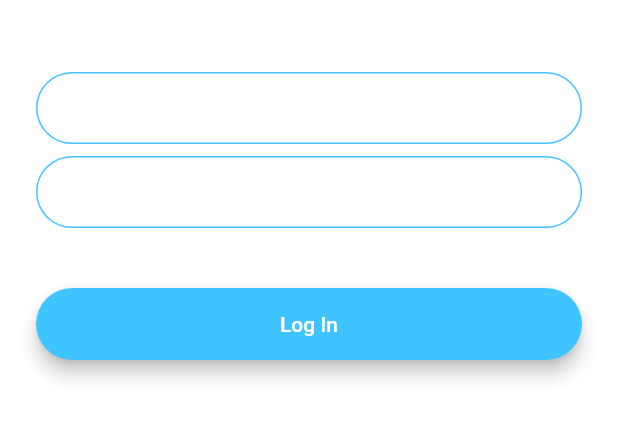
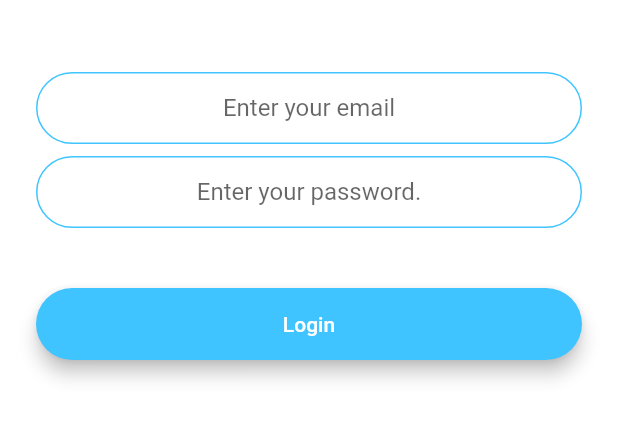
Before and after one commit to FXschwartz/flash-chat, a Flutter app: the screen it shows after launch, after a tap on "Log In", on a phone screen of 412 x 824 dp, the part 576-1018 px from its top. Run offline on Flutter 3.47's test engine with Material 2 defaults, Android fonts, the phone set to English and light mode, and no system bars; our stand-ins replace animated_text_kit, cloud_firestore, firebase_auth, firebase_core, modal_progress_hud; accounts and stored records are empty.

Commit message:
Setup login/logout auth functionality & saving new messages with firebase.

```diff
--- /dev/null
+++ b/lib/components/long_action_button.dart
@@ -0,0 +1,31 @@
+import 'package:flutter/material.dart';
+
+class LongActionButton extends StatelessWidget {
+  LongActionButton({this.title, this.color, this.onPressAction});
+
+  final String title;
+  final Color color;
+  final Function onPressAction;
+  @override
+  Widget build(BuildContext context) {
+    return Padding(
+      padding: EdgeInsets.symmetric(vertical: 16.0),
+      child: Material(
+        elevation: 5.0,
+        color: color,
+        borderRadius: BorderRadius.circular(30.0),
+        child: MaterialButton(
+          onPressed: onPressAction,
+          minWidth: 200.0,
+          height: 42.0,
+          child: Text(
+            title,
+            style: TextStyle(
+              color: Colors.white,
+            ),
+          ),
+        ),
+      ),
+    );
+  }
+}
--- a/lib/constants.dart
+++ b/lib/constants.dart
@@ -17,3 +17,19 @@ const kMessageContainerDecoration = BoxDecoration(
     top: BorderSide(color: Colors.lightBlueAccent, width: 2.0),
   ),
 );
+
+const kTextFieldDecoration = InputDecoration(
+  hintText: '',
+  contentPadding: EdgeInsets.symmetric(vertical: 10.0, horizontal: 20.0),
+  border: OutlineInputBorder(
+    borderRadius: BorderRadius.all(Radius.circular(32.0)),
+  ),
+  enabledBorder: OutlineInputBorder(
+    borderSide: BorderSide(color: Colors.lightBlueAccent, width: 1.0),
+    borderRadius: BorderRadius.all(Radius.circular(32.0)),
+  ),
+  focusedBorder: OutlineInputBorder(
+    borderSide: BorderSide(color: Colors.lightBlueAccent, width: 2.0),
+    borderRadius: BorderRadius.all(Radius.circular(32.0)),
+  ),
+);
--- a/lib/main.dart
+++ b/lib/main.dart
@@ -3,24 +3,22 @@ import 'package:flash_chat/screens/welcome_screen.dart';
 import 'package:flash_chat/screens/login_screen.dart';
 import 'package:flash_chat/screens/registration_screen.dart';
 import 'package:flash_chat/screens/chat_screen.dart';
-
-import 'screens/chat_screen.dart';
+import 'package:firebase_core/firebase_core.dart';
 import 'screens/chat_screen.dart';
 import 'screens/login_screen.dart';
 import 'screens/registration_screen.dart';
 import 'screens/welcome_screen.dart';
 
-void main() => runApp(FlashChat());
+void main() async {
+  WidgetsFlutterBinding.ensureInitialized();
+  await Firebase.initializeApp();
+  runApp(FlashChat());
+}
 
 class FlashChat extends StatelessWidget {
   @override
   Widget build(BuildContext context) {
     return MaterialApp(
-      theme: ThemeData.dark().copyWith(
-        textTheme: TextTheme(
-          body1: TextStyle(color: Colors.black54),
-        ),
-      ),
       home: WelcomeScreen(),
       initialRoute: WelcomeScreen.id,
       routes: {
--- a/lib/screens/login_screen.dart
+++ b/lib/screens/login_screen.dart
@@ -1,4 +1,9 @@
 import 'package:flutter/material.dart';
+import '../components/long_action_button.dart';
+import '../constants.dart';
+import 'package:firebase_auth/firebase_auth.dart' as firebase;
+import 'chat_screen.dart';
+import 'package:modal_progress_hud/modal_progress_hud.dart';
 
 class LoginScreen extends StatefulWidget {
   static const String id = 'login_screen';
@@ -7,11 +12,17 @@ class LoginScreen extends StatefulWidget {
 }
 
 class _LoginScreenState extends State<LoginScreen> {
+  final _auth = firebase.FirebaseAuth.instance;
+  bool showSpinner = false;
+  String email;
+  String password;
   @override
   Widget build(BuildContext context) {
     return Scaffold(
       backgroundColor: Colors.white,
-      body: Padding(
+      body: ModalProgressHUD(
+        inAsyncCall: showSpinner,
+        child: Padding(
           padding: EdgeInsets.symmetric(horizontal: 24.0),
           child: Column(
             mainAxisAlignment: MainAxisAlignment.center,
@@ -28,76 +39,54 @@ class _LoginScreenState extends State<LoginScreen> {
                 height: 48.0,
               ),
               TextField(
+                textAlign: TextAlign.center,
+                keyboardType: TextInputType.emailAddress,
                 onChanged: (value) {
-                //Do something with the user input.
+                  email = value;
                 },
-              decoration: InputDecoration(
+                decoration: kTextFieldDecoration.copyWith(
                   hintText: 'Enter your email',
-                contentPadding:
-                    EdgeInsets.symmetric(vertical: 10.0, horizontal: 20.0),
-                border: OutlineInputBorder(
-                  borderRadius: BorderRadius.all(Radius.circular(32.0)),
-                ),
-                enabledBorder: OutlineInputBorder(
-                  borderSide:
-                      BorderSide(color: Colors.lightBlueAccent, width: 1.0),
-                  borderRadius: BorderRadius.all(Radius.circular(32.0)),
-                ),
-                focusedBorder: OutlineInputBorder(
-                  borderSide:
-                      BorderSide(color: Colors.lightBlueAccent, width: 2.0),
-                  borderRadius: BorderRadius.all(Radius.circular(32.0)),
-                ),
                 ),
               ),
               SizedBox(
                 height: 8.0,
               ),
               TextField(
+                textAlign: TextAlign.center,
+                obscureText: true,
                 onChanged: (value) {
-                //Do something with the user input.
+                  password = value;
                 },
-              decoration: InputDecoration(
+                decoration: kTextFieldDecoration.copyWith(
                   hintText: 'Enter your password.',
-                contentPadding:
-                    EdgeInsets.symmetric(vertical: 10.0, horizontal: 20.0),
-                border: OutlineInputBorder(
-                  borderRadius: BorderRadius.all(Radius.circular(32.0)),
-                ),
-                enabledBorder: OutlineInputBorder(
-                  borderSide:
-                      BorderSide(color: Colors.lightBlueAccent, width: 1.0),
-                  borderRadius: BorderRadius.all(Radius.circular(32.0)),
-                ),
-                focusedBorder: OutlineInputBorder(
-                  borderSide:
-                      BorderSide(color: Colors.lightBlueAccent, width: 2.0),
-                  borderRadius: BorderRadius.all(Radius.circular(32.0)),
-                ),
                 ),
               ),
               SizedBox(
                 height: 24.0,
               ),
-            Padding(
-              padding: EdgeInsets.symmetric(vertical: 16.0),
-              child: Material(
+              LongActionButton(
+                title: 'Login',
                 color: Colors.lightBlueAccent,
-                borderRadius: BorderRadius.all(Radius.circular(30.0)),
-                elevation: 5.0,
-                child: MaterialButton(
-                  onPressed: () {
-                    //Implement login functionality.
+                onPressAction: () async {
+                  setState(() {
+                    showSpinner = true;
+                  });
+                  try {
+                    final loggedInUser = await _auth.signInWithEmailAndPassword(
+                        email: email, password: password);
+                    if (loggedInUser != null) {
+                      Navigator.pushNamed(context, ChatScreen.id);
+                    }
+                    setState(() {
+                      showSpinner = false;
+                    });
+                  } catch (e) {
+                    print(e);
+                  }
                 },
-                  minWidth: 200.0,
-                  height: 42.0,
-                  child: Text(
-                    'Log In',
-                  ),
-                ),
-              ),
               ),
             ],
+          ),
         ),
       ),
     );
--- a/lib/screens/welcome_screen.dart
+++ b/lib/screens/welcome_screen.dart
@@ -2,6 +2,8 @@ import 'package:flutter/material.dart';
 
 import 'login_screen.dart';
 import 'registration_screen.dart';
+import 'package:animated_text_kit/animated_text_kit.dart';
+import '../components/long_action_button.dart';
 
 class WelcomeScreen extends StatefulWidget {
   static const String id = 'welcome_screen';
@@ -17,33 +19,30 @@ class _WelcomeScreenState extends State<WelcomeScreen>
 
   @override
   void initState() {
-    // TODO: implement initState
     super.initState();
     controller = AnimationController(
       duration: Duration(seconds: 1),
       vsync: this,
     );
-    animation = CurvedAnimation(parent: controller, curve: Curves.decelerate);
+    animation = ColorTween(begin: Colors.blueGrey, end: Colors.white)
+        .animate(controller);
     controller.forward();
-
-    animation.addStatusListener((status) {
-      if (status == AnimationStatus.completed) {
-        controller.reverse(from: 1.0);
-      } else if (status == AnimationStatus.dismissed) {
-        controller.forward();
-      }
-    });
-
     controller.addListener(() {
       setState(() {});
-      print(animation.value);
     });
+  }
+
+  @override
+  void dispose() {
+    // TODO: implement dispose
+    controller.dispose();
+    super.dispose();
   }
 
   @override
   Widget build(BuildContext context) {
     return Scaffold(
-      backgroundColor: Colors.white,
+      backgroundColor: animation.value,
       body: Padding(
         padding: EdgeInsets.symmetric(horizontal: 24.0),
         child: Column(
@@ -56,12 +55,13 @@ class _WelcomeScreenState extends State<WelcomeScreen>
                   tag: 'logo',
                   child: Container(
                     child: Image.asset('images/logo.png'),
-                    height: animation.value * 100,
+                    height: 60.0,
                   ),
                 ),
-                Text(
-                  'Flash Chat',
-                  style: TextStyle(
+                TypewriterAnimatedTextKit(
+                  speed: Duration(milliseconds: 300),
+                  text: ['Flash Chat'],
+                  textStyle: TextStyle(
                     fontSize: 45.0,
                     fontWeight: FontWeight.w900,
                   ),
@@ -71,41 +71,19 @@ class _WelcomeScreenState extends State<WelcomeScreen>
             SizedBox(
               height: 48.0,
             ),
-            Padding(
-              padding: EdgeInsets.symmetric(vertical: 16.0),
-              child: Material(
-                elevation: 5.0,
-                color: Colors.lightBlueAccent,
-                borderRadius: BorderRadius.circular(30.0),
-                child: MaterialButton(
-                  onPressed: () {
-                    Navigator.pushNamed(context, LoginScreen.id);
-                  },
-                  minWidth: 200.0,
-                  height: 42.0,
-                  child: Text(
-                    'Log In',
-                  ),
-                ),
-              ),
+            LongActionButton(
+              onPressAction: () {
+                Navigator.pushNamed(context, LoginScreen.id);
+              },
+              title: 'Log In',
+              color: Colors.lightBlueAccent,
             ),
-            Padding(
-              padding: EdgeInsets.symmetric(vertical: 16.0),
-              child: Material(
-                color: Colors.blueAccent,
-                borderRadius: BorderRadius.circular(30.0),
-                elevation: 5.0,
-                child: MaterialButton(
-                  onPressed: () {
-                    Navigator.pushNamed(context, RegistrationScreen.id);
-                  },
-                  minWidth: 200.0,
-                  height: 42.0,
-                  child: Text(
-                    'Register',
-                  ),
-                ),
-              ),
+            LongActionButton(
+              onPressAction: () {
+                Navigator.pushNamed(context, RegistrationScreen.id);
+              },
+              title: 'Register',
+              color: Colors.lightBlue,
             ),
           ],
         ),
--- a/pubspec.yaml
+++ b/pubspec.yaml
@@ -11,6 +11,12 @@ dependencies:
     sdk: flutter
 
   cupertino_icons: ^0.1.2
+  animated_text_kit: ^2.2.0
+  firebase_core: ^0.5.0
+  firebase_auth: ^0.18.0+1
+  cloud_firestore: ^0.14.0+2
+  modal_progress_hud: ^0.1.3
+
 
 dev_dependencies:
   flutter_test:
```
Also changed, not shown: lib/screens/chat_screen.dart (+47 -3 lines), lib/screens/registration_screen.dart (+42 -48 lines), pubspec.lock, 4 other files. Lines whose indentation alone changed are shown as unchanged.
